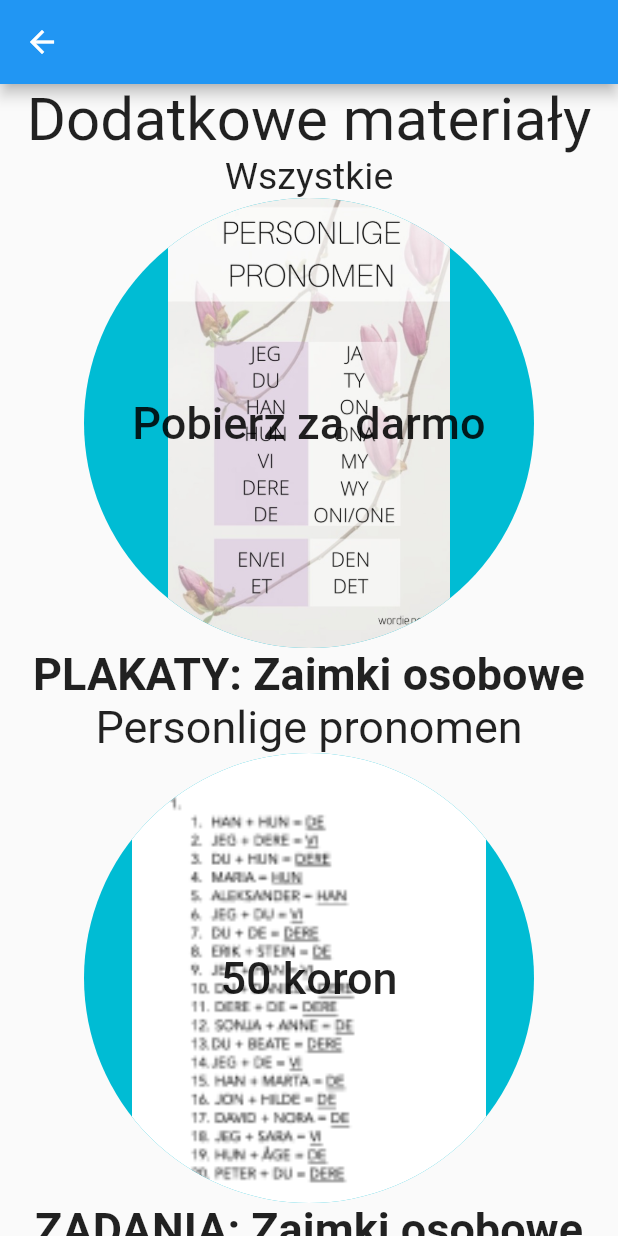
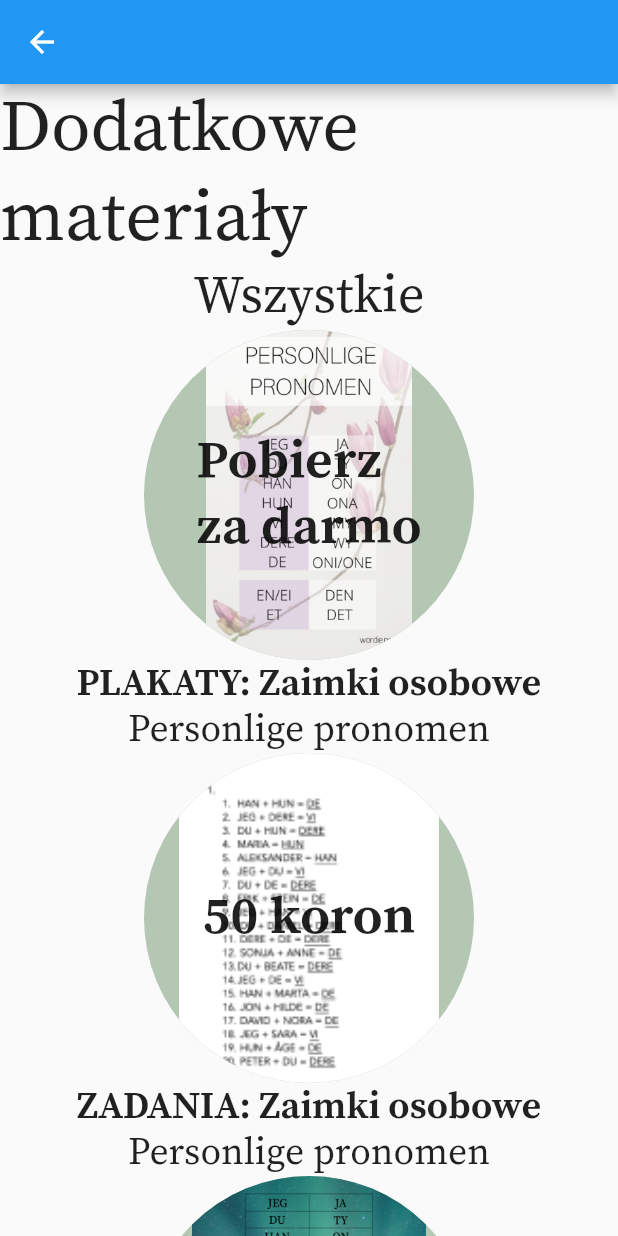
Before and after one commit to McTonderski/Wordie, a Flutter app: the screen it shows after launch, after a tap on "Wszystkie", on a phone screen of 412 x 824 dp. Run offline on Flutter 3.47's test engine with Material 2 defaults, Android fonts, the phone set to English and light mode, and no system bars.

Commit message:
added fonts

```diff
--- a/lib/additional_content.dart
+++ b/lib/additional_content.dart
@@ -20,34 +20,38 @@ class _AddonPageState extends State<AddonPage>{
           Text(
             "Dodatkowe materiały",
             style: TextStyle(
-              fontSize: 40,
-              //fontFamily:
+              fontSize: 48,
+              fontFamily: 'SourceSerifPro',
             ),),
           Center(
             child: Row(
               mainAxisAlignment: MainAxisAlignment.spaceEvenly,
               children: <Widget>[
+
                 ClipOval(
+
                   child:Container(
-                    width: 300,
-                    height: 300,
+                    width: 220,
+                    height: 220,
+                    color: Color.fromARGB(110, 85, 131, 84),
                     //decoration
-                    child: RaisedButton(
+                    child: FlatButton(
                       child: Text(
                         'Wszystkie',
-                        style: TextStyle(fontSize: 30),),
+                        style: TextStyle(fontSize: 35,fontFamily: 'SourceSerifPro',),),
                       onPressed: (){Navigator.push(context,MaterialPageRoute(builder:(context)=>AllAddonPage()));},
                     ),)
                 ,),
                 ClipOval(
                   child:Container(
-                    width: 300,
-                    height: 300,
+                    width: 220,
+                    height: 220,
+                    color: Color.fromARGB(110, 85, 131, 84),
                     //decoration
-                    child: RaisedButton(
+                    child: FlatButton(
                       child: Text(
                         'Darmowe',
-                      style: TextStyle(fontSize: 30),),
+                      style: TextStyle(fontSize: 35,fontFamily: 'SourceSerifPro',),),
                       onPressed: (){},
                     ),)
                 ,)
--- a/lib/all_addon.dart
+++ b/lib/all_addon.dart
@@ -11,15 +11,16 @@ class AllAddonPage extends StatefulWidget {
 class _AllAddonPageState extends State<AllAddonPage> {
   List<Widget> addons() {
     return List.of([
+      Container(child:
       Column(
         children: <Widget>[
           ClipOval(
             child: Container(
-              width: 300,
-              height: 300,
+              width: 220,
+              height: 220,
 
               decoration: BoxDecoration(
-                  color: Colors.cyan,
+                  color: Color.fromARGB(110, 85, 131, 84),
                   image: DecorationImage(
                     image: AssetImage('assets/8_1.png'),
                     fit: BoxFit.fitHeight
@@ -28,8 +29,13 @@ class _AllAddonPageState extends State<AllAddonPage> {
               child: FlatButton(
 
                 child: Text(
-                  'Pobierz za darmo',
-                  style: TextStyle(fontSize: 30),
+                  'Pobierz \nza darmo',
+                  style: TextStyle(
+                    fontSize: 35,
+                    fontFamily: 'SourceSerifPro',
+                    fontWeight: FontWeight.bold
+                    ),
+
                 ),
                 onPressed: () {},
               ),
@@ -37,22 +43,27 @@ class _AllAddonPageState extends State<AllAddonPage> {
           ),
           Text(
             'PLAKATY: Zaimki osobowe',
-            style: TextStyle(fontSize: 30, fontWeight: FontWeight.bold),
+            style: TextStyle(fontSize: 25,
+            fontFamily: 'SourceSerifPro',
+            fontWeight: FontWeight.bold
+            ),
           ),
           Text(
             'Personlige pronomen',
-            style: TextStyle(fontSize: 30),
+            style: TextStyle(fontSize: 25,fontFamily: 'SourceSerifPro',),
           )
         ],
       ),
+      ),
+      Container(child:
       Column(
         children: <Widget>[
           ClipOval(
             child: Container(
-              width: 300,
-              height: 300,
+              width: 220,
+              height: 220,
               decoration: BoxDecoration(
-                  color: Colors.cyan,
+                  color: Color.fromARGB(110, 85, 131, 84),
                   image: DecorationImage(
                     image: AssetImage('assets/8_2.png'),
                     fit: BoxFit.fitHeight
@@ -61,7 +72,7 @@ class _AllAddonPageState extends State<AllAddonPage> {
               child: FlatButton(
                 child: Text(
                   '50 koron',
-                  style: TextStyle(fontSize: 30),
+                  style: TextStyle(fontSize: 35,fontWeight: FontWeight.bold,fontFamily: 'SourceSerifPro',),
                 ),
                 onPressed: () {},
               ),
@@ -69,22 +80,24 @@ class _AllAddonPageState extends State<AllAddonPage> {
           ),
           Text(
             'ZADANIA: Zaimki osobowe',
-            style: TextStyle(fontSize: 30, fontWeight: FontWeight.bold),
+            style: TextStyle(fontSize: 25, fontFamily: 'SourceSerifPro',fontWeight: FontWeight.bold),
           ),
           Text(
             'Personlige pronomen',
-            style: TextStyle(fontSize: 30),
+            style: TextStyle(fontSize: 25,fontFamily: 'SourceSerifPro',),
           )
         ],
       ),
+      ),
+      Container(child:
       Column(
         children: <Widget>[
           ClipOval(
             child: Container(
-              width: 300,
-              height: 300,
+              width: 220,
+              height: 220,
               decoration: BoxDecoration(
-                  color: Colors.cyan,
+                  color: Color.fromARGB(110, 85, 131, 84),
                   image: DecorationImage(
                     image: AssetImage('assets/8_3.png')
                     ,fit: BoxFit.fitHeight
@@ -92,8 +105,8 @@ class _AllAddonPageState extends State<AllAddonPage> {
                     ),
               child: FlatButton(
                 child: Text(
-                  'Pobierz za darmo',
-                  style: TextStyle(fontSize: 30),
+                  'Pobierz \nza darmo',
+                  style: TextStyle(fontSize: 35,fontFamily: 'SourceSerifPro',fontWeight: FontWeight.bold,),
                 ),
                 onPressed: () {},
               ),
@@ -101,13 +114,14 @@ class _AllAddonPageState extends State<AllAddonPage> {
           ),
           Text(
             'PLAKATY: Zaimki dzierżawcze ',
-            style: TextStyle(fontSize: 30, fontWeight: FontWeight.bold),
+            style: TextStyle(fontSize: 25, fontWeight: FontWeight.bold,fontFamily: 'SourceSerifPro',),
           ),
           Text(
             'Eindomspronomen',
-            style: TextStyle(fontSize: 30),
+            style: TextStyle(fontSize: 25,fontFamily: 'SourceSerifPro',),
           )
         ],
+      )
       )
     ]);
   }
@@ -124,14 +138,15 @@ class _AllAddonPageState extends State<AllAddonPage> {
                 Text(
                   "Dodatkowe materiały",
                   style: TextStyle(
-                    fontSize: 40,
-                    //fontFamily:
+                    fontSize: 48,
+                    fontFamily: 'SourceSerifPro',
                   ),
                 ),
                 Text(
                   "Wszystkie",
                   style: TextStyle(
-                    fontSize: 25,
+                    fontSize: 35,
+                    fontFamily: 'SourceSerifPro',
                   ),
                 )
               ],
@@ -153,7 +168,8 @@ class _AllAddonPageState extends State<AllAddonPage> {
                         children: addons())
                         );
               }
-            }))
+            })
+            )
           ],
         ),
       ),
```
Also changed, not shown: pubspec.yaml (+11 -12 lines), assets/Images/8_1.png (deleted), assets/Images/8_2.png (deleted), assets/Images/8_3.png (deleted), fonts/SourceSerifPro-Bold.ttf (added), fonts/SourceSerifPro-Regular.ttf (added), fonts/SourceSerifPro-SemiBold.ttf (added).
